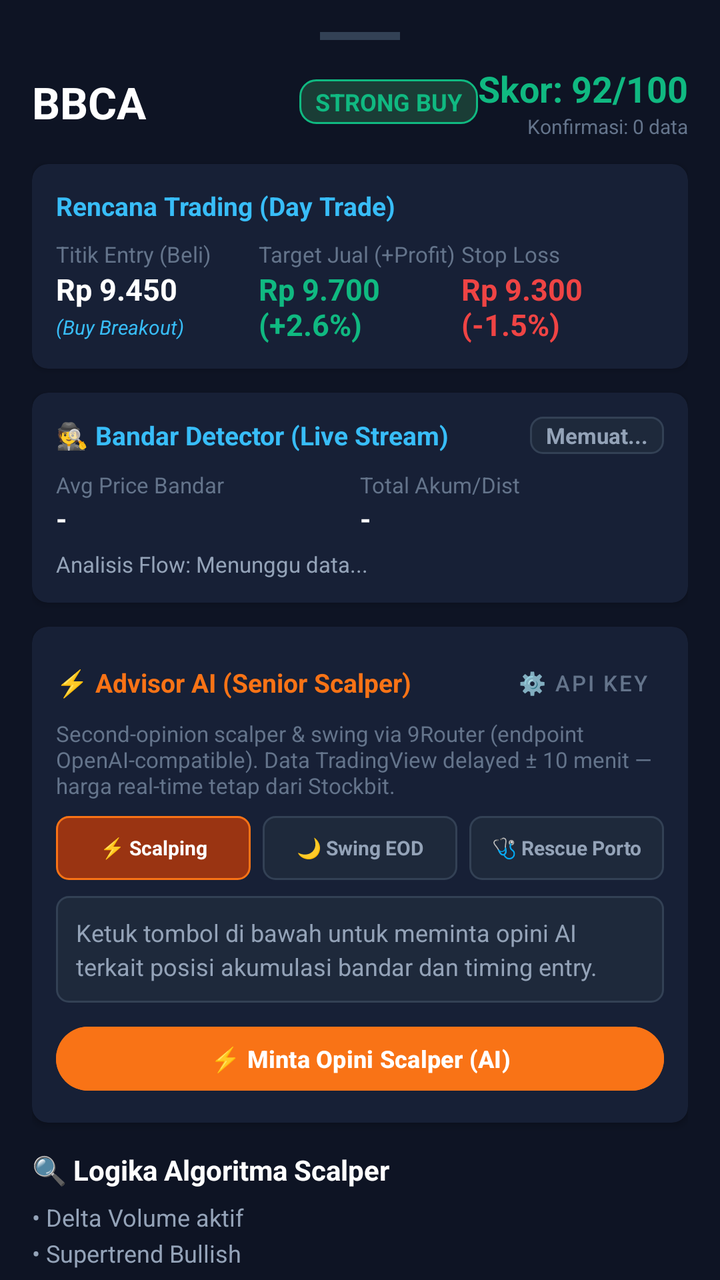
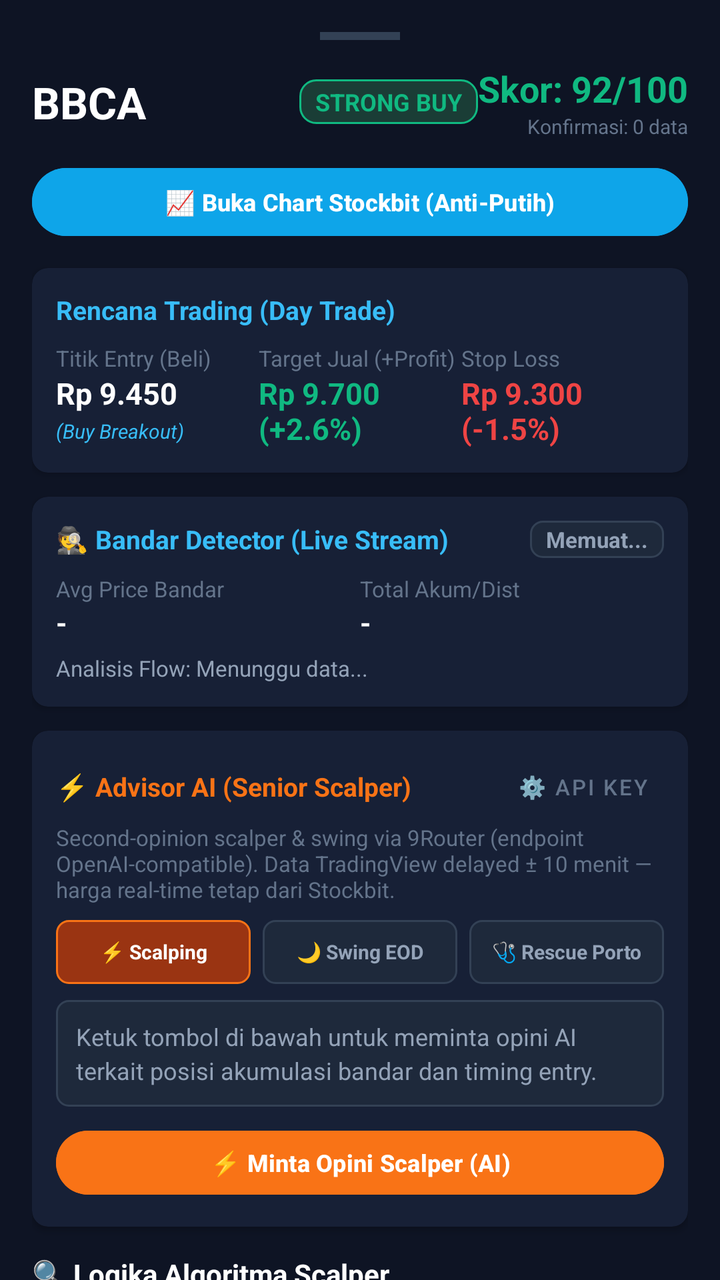

Two renders of the same Android screen: before a commit and after it. Below are the layout's source before the change and the commit's diff.
<!-- AndroidManifest.xml: application theme Theme.AppScalping -->
<!-- res/layout/bottom_sheet_detail.xml -->
<?xml version="1.0" encoding="utf-8"?>
<androidx.core.widget.NestedScrollView xmlns:android="http://schemas.android.com/apk/res/android"
    xmlns:app="http://schemas.android.com/apk/res-auto"
    android:layout_width="match_parent"
    android:layout_height="wrap_content"
    android:background="@color/bg_panel">

    <LinearLayout
        android:layout_width="match_parent"
        android:layout_height="wrap_content"
        android:orientation="vertical"
        android:padding="16dp">

        
        <View
            android:layout_width="40dp"
            android:layout_height="4dp"
            android:layout_gravity="center_horizontal"
            android:layout_marginBottom="12dp"
            android:background="@color/divider_color" />

        
        <LinearLayout
            android:layout_width="match_parent"
            android:layout_height="wrap_content"
            android:gravity="center_vertical"
            android:orientation="horizontal">

            <LinearLayout
                android:layout_width="0dp"
                android:layout_weight="1"
                android:layout_height="wrap_content"
                android:gravity="center_vertical"
                android:orientation="horizontal">

                <TextView
                    android:id="@+id/detailTicker"
                    android:layout_width="wrap_content"
                    android:layout_height="wrap_content"
                    android:layout_weight="1"
                    android:ellipsize="end"
                    android:maxLines="1"
                    android:text="BBCA"
                    android:textColor="@color/text_primary"
                    android:textSize="22sp"
                    android:textStyle="bold" />

                <TextView
                    android:id="@+id/detailRecommendation"
                    android:layout_width="wrap_content"
                    android:layout_height="wrap_content"
                    android:layout_marginStart="10dp"
                    android:background="@drawable/bg_score_green"
                    android:paddingHorizontal="8dp"
                    android:paddingVertical="3dp"
                    android:text="STRONG BUY"
                    android:textColor="@color/signal_green"
                    android:textSize="12sp"
                    android:textStyle="bold" />
            </LinearLayout>

            <LinearLayout
                android:layout_width="wrap_content"
                android:layout_height="wrap_content"
                android:orientation="vertical"
                android:gravity="end">

                <TextView
                    android:id="@+id/detailScore"
                    android:layout_width="wrap_content"
                    android:layout_height="wrap_content"
                    android:text="Skor: 92/100"
                    android:textColor="@color/signal_green"
                    android:textSize="18sp"
                    android:textStyle="bold" />

                <TextView
                    android:id="@+id/detailConfidence"
                    android:layout_width="wrap_content"
                    android:layout_height="wrap_content"
                    android:text="Konfirmasi: 0 data"
                    android:textColor="@color/text_muted"
                    android:textSize="10sp" />
            </LinearLayout>
        </LinearLayout>

        
        <androidx.cardview.widget.CardView
            android:layout_width="match_parent"
            android:layout_height="wrap_content"
            android:layout_marginTop="12dp"
            app:cardBackgroundColor="@color/bg_card"
            app:cardCornerRadius="8dp">

            <LinearLayout
                android:layout_width="match_parent"
                android:layout_height="wrap_content"
                android:orientation="vertical"
                android:padding="12dp">

                <TextView
                    android:layout_width="wrap_content"
                    android:layout_height="wrap_content"
                    android:text="Rencana Trading (Day Trade)"
                    android:textColor="@color/brand_accent"
                    android:textSize="13sp"
                    android:textStyle="bold" />

                <LinearLayout
                    android:layout_width="match_parent"
                    android:layout_height="wrap_content"
                    android:layout_marginTop="8dp"
                    android:orientation="horizontal">

                    <LinearLayout
                        android:layout_width="0dp"
                        android:layout_height="wrap_content"
                        android:layout_weight="1"
                        android:orientation="vertical">

                        <TextView
                            android:layout_width="wrap_content"
                            android:layout_height="wrap_content"
                            android:text="Titik Entry (Beli)"
                            android:textColor="@color/text_muted"
                            android:textSize="11sp" />

                        <TextView
                            android:id="@+id/detailEntry"
                            android:layout_width="wrap_content"
                            android:layout_height="wrap_content"
                            android:text="Rp 9.450"
                            android:textColor="@color/text_primary"
                            android:textSize="15sp"
                            android:textStyle="bold" />
                            
                        <TextView
                            android:id="@+id/detailEntryStyle"
                            android:layout_width="wrap_content"
                            android:layout_height="wrap_content"
                            android:layout_marginTop="2dp"
                            android:text="(Buy Breakout)"
                            android:textColor="@color/brand_accent"
                            android:textSize="10sp"
                            android:textStyle="italic" />
                    </LinearLayout>

                    <LinearLayout
                        android:layout_width="0dp"
                        android:layout_height="wrap_content"
                        android:layout_weight="1"
                        android:orientation="vertical">

                        <TextView
                            android:layout_width="wrap_content"
                            android:layout_height="wrap_content"
                            android:text="Target Jual (+Profit)"
                            android:textColor="@color/text_muted"
                            android:textSize="11sp" />

                        <TextView
                            android:id="@+id/detailTarget"
                            android:layout_width="wrap_content"
                            android:layout_height="wrap_content"
                            android:text="Rp 9.700 (+2.6%)"
                            android:textColor="@color/signal_green"
                            android:textSize="15sp"
                            android:textStyle="bold" />
                    </LinearLayout>

                    <LinearLayout
                        android:layout_width="0dp"
                        android:layout_height="wrap_content"
                        android:layout_weight="1"
                        android:orientation="vertical">

                        <TextView
                            android:layout_width="wrap_content"
                            android:layout_height="wrap_content"
                            android:text="Stop Loss"
                            android:textColor="@color/text_muted"
                            android:textSize="11sp" />

                        <TextView
                            android:id="@+id/detailStopLoss"
                            android:layout_width="wrap_content"
                            android:layout_height="wrap_content"
                            android:text="Rp 9.300 (-1.5%)"
                            android:textColor="@color/signal_red"
                            android:textSize="15sp"
                            android:textStyle="bold" />
                    </LinearLayout>
                </LinearLayout>
            </LinearLayout>
        </androidx.cardview.widget.CardView>

        
        <androidx.cardview.widget.CardView
            android:id="@+id/cardBandarDetector"
            android:layout_width="match_parent"
            android:layout_height="wrap_content"
            android:layout_marginTop="12dp"
            app:cardBackgroundColor="@color/bg_card"
            app:cardCornerRadius="8dp">

            <LinearLayout
                android:layout_width="match_parent"
                android:layout_height="wrap_content"
                android:orientation="vertical"
                android:padding="12dp">

                <LinearLayout
                    android:layout_width="match_parent"
                    android:layout_height="wrap_content"
                    android:gravity="center_vertical"
                    android:orientation="horizontal">

                    <TextView
                        android:layout_width="wrap_content"
                        android:layout_height="wrap_content"
                        android:text="🕵️ Bandar Detector (Live Stream)"
                        android:textColor="@color/brand_accent"
                        android:textSize="13sp"
                        android:textStyle="bold" />

                    <View
                        android:layout_width="0dp"
                        android:layout_height="1dp"
                        android:layout_weight="1" />

                    <TextView
                        android:id="@+id/detailBandarStatus"
                        android:layout_width="wrap_content"
                        android:layout_height="wrap_content"
                        android:background="@drawable/bg_chip"
                        android:paddingHorizontal="8dp"
                        android:paddingVertical="2dp"
                        android:text="Memuat..."
                        android:textColor="@color/text_secondary"
                        android:textSize="11sp"
                        android:textStyle="bold" />
                </LinearLayout>

                <LinearLayout
                    android:layout_width="match_parent"
                    android:layout_height="wrap_content"
                    android:layout_marginTop="8dp"
                    android:orientation="horizontal">

                    <LinearLayout
                        android:layout_width="0dp"
                        android:layout_height="wrap_content"
                        android:layout_weight="1"
                        android:orientation="vertical">

                        <TextView
                            android:layout_width="wrap_content"
                            android:layout_height="wrap_content"
                            android:text="Avg Price Bandar"
                            android:textColor="@color/text_muted"
                            android:textSize="11sp" />

                        <TextView
                            android:id="@+id/detailBandarAvg"
                            android:layout_width="wrap_content"
                            android:layout_height="wrap_content"
                            android:text="-"
                            android:textColor="@color/text_primary"
                            android:textSize="14sp"
                            android:textStyle="bold" />
                    </LinearLayout>

                    <LinearLayout
                        android:layout_width="0dp"
                        android:layout_height="wrap_content"
                        android:layout_weight="1"
                        android:orientation="vertical">

                        <TextView
                            android:layout_width="wrap_content"
                            android:layout_height="wrap_content"
                            android:text="Total Akum/Dist"
                            android:textColor="@color/text_muted"
                            android:textSize="11sp" />

                        <TextView
                            android:id="@+id/detailBandarAmount"
                            android:layout_width="wrap_content"
                            android:layout_height="wrap_content"
                            android:text="-"
                            android:textColor="@color/text_primary"
                            android:textSize="14sp"
                            android:textStyle="bold" />
                    </LinearLayout>
                </LinearLayout>

                <TextView
                    android:id="@+id/detailBandarPullbackNote"
                    android:layout_width="match_parent"
                    android:layout_height="wrap_content"
                    android:layout_marginTop="6dp"
                    android:text="Analisis Flow: Menunggu data..."
                    android:textColor="@color/text_secondary"
                    android:textSize="11sp" />
            </LinearLayout>
        </androidx.cardview.widget.CardView>

        
        <androidx.cardview.widget.CardView
            android:id="@+id/cardGroqAi"
            android:layout_width="match_parent"
            android:layout_height="wrap_content"
            android:layout_marginTop="12dp"
            app:cardBackgroundColor="@color/bg_card"
            app:cardCornerRadius="8dp">

            <LinearLayout
                android:layout_width="match_parent"
                android:layout_height="wrap_content"
                android:orientation="vertical"
                android:padding="12dp">

                <LinearLayout
                    android:layout_width="match_parent"
                    android:layout_height="wrap_content"
                    android:gravity="center_vertical"
                    android:orientation="horizontal">

                    <TextView
                        android:layout_width="0dp"
                        android:layout_height="wrap_content"
                        android:layout_weight="1"
                        android:text="⚡ Advisor AI (Senior Scalper)"
                        android:textColor="#F97316"
                        android:textSize="13sp"
                        android:textStyle="bold" />

                    <Button
                        android:id="@+id/btnGroqSettings"
                        style="@style/Widget.MaterialComponents.Button.TextButton"
                        android:layout_width="wrap_content"
                        android:layout_height="32dp"
                        android:minWidth="0dp"
                        android:minHeight="0dp"
                        android:paddingHorizontal="8dp"
                        android:paddingVertical="0dp"
                        android:text="⚙️ API Key"
                        android:textColor="@color/text_muted"
                        android:textSize="11sp" />
                </LinearLayout>

                <TextView
                    android:id="@+id/tvGroqSubtitle"
                    android:layout_width="match_parent"
                    android:layout_height="wrap_content"
                    android:layout_marginTop="2dp"
                    android:text="Second-opinion scalper &amp; swing via 9Router (endpoint OpenAI-compatible). Data TradingView delayed ± 10 menit — harga real-time tetap dari Stockbit."
                    android:textColor="@color/text_muted"
                    android:textSize="11sp" />

                
                <LinearLayout
                    android:layout_width="match_parent"
                    android:layout_height="wrap_content"
                    android:layout_marginTop="8dp"
                    android:orientation="horizontal">

                    <TextView
                        android:id="@+id/chipModeScalping"
                        android:layout_width="0dp"
                        android:layout_height="32dp"
                        android:layout_weight="1"
                        android:layout_marginEnd="3dp"
                        android:background="@drawable/bg_chip_active"
                        android:gravity="center"
                        android:text="⚡ Scalping"
                        android:textColor="#FFFFFF"
                        android:textSize="10sp"
                        android:textStyle="bold" />

                    <TextView
                        android:id="@+id/chipModeSwing"
                        android:layout_width="0dp"
                        android:layout_height="32dp"
                        android:layout_weight="1"
                        android:layout_marginHorizontal="3dp"
                        android:background="@drawable/bg_chip"
                        android:gravity="center"
                        android:text="🌙 Swing EOD"
                        android:textColor="@color/text_secondary"
                        android:textSize="10sp"
                        android:textStyle="bold" />

                    <TextView
                        android:id="@+id/chipModeRescue"
                        android:layout_width="0dp"
                        android:layout_height="32dp"
                        android:layout_weight="1"
                        android:layout_marginStart="3dp"
                        android:background="@drawable/bg_chip"
                        android:gravity="center"
                        android:text="🩺 Rescue Porto"
                        android:textColor="@color/text_secondary"
                        android:textSize="10sp"
                        android:textStyle="bold" />
                </LinearLayout>

                
                <LinearLayout
                    android:id="@+id/layoutGroqResult"
                    android:layout_width="match_parent"
                    android:layout_height="wrap_content"
                    android:layout_marginTop="8dp"
                    android:background="@drawable/bg_chip"
                    android:orientation="vertical"
                    android:padding="10dp">

                    <TextView
                        android:id="@+id/tvGroqSummary"
                        android:layout_width="match_parent"
                        android:layout_height="wrap_content"
                        android:lineSpacingExtra="3dp"
                        android:text="Ketuk tombol di bawah untuk meminta opini AI terkait posisi akumulasi bandar dan timing entry."
                        android:textColor="@color/text_secondary"
                        android:textIsSelectable="true"
                        android:textSize="12sp" />

                    
                    <LinearLayout
                        android:id="@+id/layoutGroqLoading"
                        android:layout_width="match_parent"
                        android:layout_height="wrap_content"
                        android:layout_marginTop="6dp"
                        android:gravity="center_vertical"
                        android:orientation="horizontal"
                        android:visibility="gone">

                        <ProgressBar
                            android:layout_width="16dp"
                            android:layout_height="16dp"
                            android:indeterminateTint="#F97316" />

                        <TextView
                            android:id="@+id/tvGroqLoadingStatus"
                            android:layout_width="wrap_content"
                            android:layout_height="wrap_content"
                            android:layout_marginStart="8dp"
                            android:text="Menghubungi AI..."
                            android:textColor="#F97316"
                            android:textSize="11sp" />
                    </LinearLayout>
                </LinearLayout>

                <Button
                    android:id="@+id/btnAskGroq"
                    android:layout_width="match_parent"
                    android:layout_height="40dp"
                    android:layout_marginTop="8dp"
                    android:backgroundTint="#F97316"
                    android:text="⚡ Minta Opini Scalper (AI)"
                    android:textColor="#FFFFFF"
                    android:textSize="12sp"
                    android:textStyle="bold" />
            </LinearLayout>
        </androidx.cardview.widget.CardView>

        
        <TextView
            android:layout_width="wrap_content"
            android:layout_height="wrap_content"
            android:layout_marginTop="14dp"
            android:text="🔍 Logika Algoritma Scalper"
            android:textColor="@color/text_primary"
            android:textSize="14sp"
            android:textStyle="bold" />

        <TextView
            android:id="@+id/detailReasons"
            android:layout_width="match_parent"
            android:layout_height="wrap_content"
            android:layout_marginTop="6dp"
            android:lineSpacingExtra="4dp"
            android:text="• Delta Volume aktif\n• Supertrend Bullish"
            android:textColor="@color/text_secondary"
            android:textSize="12sp" />

        
        <TextView
            android:id="@+id/tvWarningsTitle"
            android:layout_width="wrap_content"
            android:layout_height="wrap_content"
            android:layout_marginTop="12dp"
            android:text="⚠️ Peringatan Risiko"
            android:textColor="@color/signal_yellow"
            android:textSize="13sp"
            android:textStyle="bold" />

        <TextView
            android:id="@+id/detailWarnings"
            android:layout_width="match_parent"
            android:layout_height="wrap_content"
            android:layout_marginTop="4dp"
            android:lineSpacingExtra="3dp"
            android:text="Tidak ada peringatan khusus."
            android:textColor="@color/text_muted"
            android:textSize="12sp" />

        
        <TextView
            android:layout_width="wrap_content"
            android:layout_height="wrap_content"
            android:layout_marginTop="14dp"
            android:text="📐 Level Fibonacci"
            android:textColor="@color/text_primary"
            android:textSize="13sp"
            android:textStyle="bold" />

        <TextView
            android:id="@+id/detailFibonacci"
            android:layout_width="match_parent"
            android:layout_height="wrap_content"
            android:layout_marginTop="4dp"
            android:lineSpacingExtra="2dp"
            android:text="61.8%: 9.350 | 50.0%: 9.475 | 38.2%: 9.600"
            android:textColor="@color/text_secondary"
            android:textSize="11sp" />
        
        <TextView
            android:layout_width="wrap_content"
            android:layout_height="wrap_content"
            android:layout_marginTop="14dp"
            android:text="🛡 Support &amp; Resistance"
            android:textColor="@color/text_primary"
            android:textSize="13sp"
            android:textStyle="bold" />

        <TextView
            android:id="@+id/detailSupportResistance"
            android:layout_width="match_parent"
            android:layout_height="wrap_content"
            android:layout_marginTop="4dp"
            android:lineSpacingExtra="2dp"
            android:text="S1: 9.300 | R1: 9.700"
            android:textColor="@color/text_secondary"
            android:textSize="12sp" />
        
        <TextView
            android:layout_width="wrap_content"
            android:layout_height="wrap_content"
            android:layout_marginTop="20dp"
            android:text="💼 Catat Posisi Beli"
            android:textColor="@color/brand_accent"
            android:textSize="13sp"
            android:textStyle="bold" />

        <LinearLayout
            android:layout_width="match_parent"
            android:layout_height="wrap_content"
            android:layout_marginTop="8dp"
            android:gravity="center_vertical"
            android:orientation="horizontal">

            <TextView
                android:layout_width="wrap_content"
                android:layout_height="wrap_content"
                android:text="Harga Beli:"
                android:textColor="@color/text_secondary"
                android:textSize="13sp" />

            <EditText
                android:id="@+id/etEntryPrice"
                android:layout_width="80dp"
                android:layout_height="wrap_content"
                android:layout_marginStart="8dp"
                android:background="@drawable/bg_chip"
                android:gravity="center"
                android:inputType="numberDecimal"
                android:paddingHorizontal="8dp"
                android:paddingVertical="4dp"
                android:textColor="@color/text_primary"
                android:textSize="14sp"
                android:textStyle="bold" />

            <TextView
                android:layout_width="wrap_content"
                android:layout_height="wrap_content"
                android:layout_marginStart="12dp"
                android:text="Lot:"
                android:textColor="@color/text_secondary"
                android:textSize="13sp" />

            <EditText
                android:id="@+id/etLotAmount"
                android:layout_width="60dp"
                android:layout_height="wrap_content"
                android:layout_marginStart="8dp"
                android:background="@drawable/bg_chip"
                android:gravity="center"
                android:hint="1"
                android:inputType="numberDecimal"
                android:paddingHorizontal="8dp"
                android:paddingVertical="4dp"
                android:text="1"
                android:textColor="@color/text_primary"
                android:textSize="14sp"
                android:textStyle="bold" />

            <TextView
                android:layout_width="wrap_content"
                android:layout_height="wrap_content"
                android:layout_marginStart="6dp"
                android:text="Lot"
                android:textColor="@color/text_muted"
                android:textSize="12sp" />
        </LinearLayout>

        <LinearLayout
            android:layout_width="match_parent"
            android:layout_height="wrap_content"
            android:layout_marginTop="10dp"
            android:orientation="horizontal"
            android:gravity="center"
            android:weightSum="2">

            <Button
                android:id="@+id/btnDoneSell"
                android:layout_width="0dp"
                android:layout_height="wrap_content"
                android:layout_weight="1"
                android:layout_marginEnd="8dp"
                android:backgroundTint="@color/signal_red"
                android:textColor="@android:color/white"
                android:text="DONE SELL"
                android:visibility="gone" />

            <Button
                android:id="@+id/btnDoneBuy"
                android:layout_width="0dp"
                android:layout_height="wrap_content"
                android:layout_weight="1"
                android:backgroundTint="@color/signal_green"
                android:textColor="@android:color/black"
                android:textStyle="bold"
                android:text="✅ DONE BUY — Catat ke Portfolio" />
        </LinearLayout>

        <TextView
            android:id="@+id/tvTradeStatus"
            android:layout_width="match_parent"
            android:layout_height="wrap_content"
            android:layout_marginTop="8dp"
            android:gravity="center"
            android:textSize="12sp"
            android:textColor="@color/brand_accent"
            android:visibility="gone"
            android:text="Tercatat masuk di harga XXX" />
    </LinearLayout>
</androidx.core.widget.NestedScrollView>
<!-- resources referenced by this layout -->
<resources>
  <color name="bg_card">#172036</color>
  <color name="bg_panel">#0E1424</color>
  <color name="brand_accent">#38BDF8</color>
  <color name="divider_color">#334155</color>
  <color name="signal_green">#10B981</color>
  <color name="signal_red">#EF4444</color>
  <color name="signal_yellow">#F59E0B</color>
  <color name="text_muted">#64748B</color>
  <color name="text_primary">#FFFFFF</color>
  <color name="text_secondary">#94A3B8</color>
  <!-- drawable bg_chip (drawable) -->
  <?xml version="1.0" encoding="utf-8"?>
  <shape xmlns:android="http://schemas.android.com/apk/res/android"
      android:shape="rectangle">
      <corners android:radius="6dp" />
      <solid android:color="#1E293B" />
      <stroke android:width="1dp" android:color="#334155" />
  </shape>
  <!-- drawable bg_chip_active (drawable) -->
  <?xml version="1.0" encoding="utf-8"?>
  <shape xmlns:android="http://schemas.android.com/apk/res/android"
      android:shape="rectangle">
      <corners android:radius="6dp" />
      <solid android:color="#9A3412" />
      <stroke android:width="1dp" android:color="#F97316" />
  </shape>
  <!-- drawable bg_score_green (drawable) -->
  <?xml version="1.0" encoding="utf-8"?>
  <shape xmlns:android="http://schemas.android.com/apk/res/android"
      android:shape="rectangle">
      <corners android:radius="8dp" />
      <solid android:color="@color/signal_green_bg" />
      <stroke android:width="1dp" android:color="@color/signal_green" />
  </shape>
  <style name="Theme.AppScalping" parent="Theme.Material3.DayNight.NoActionBar">
          <item name="android:statusBarColor">@color/bg_panel</item>
          <item name="android:windowLightStatusBar">false</item>
          <item name="android:navigationBarColor">@color/bg_panel</item>
          <item name="colorPrimary">@color/brand_primary</item>
          <item name="colorSecondary">@color/brand_accent</item>
      </style>
  <color name="signal_green_bg">#1A3D36</color>
  <color name="brand_primary">#0EA5E9</color>
</resources>

<!-- the commit's change to res/layout/bottom_sheet_detail.xml (unified diff, before → after) -->
@@ -83,6 +83,17 @@
                     android:textSize="10sp" />
             </LinearLayout>
         </LinearLayout>
+
+        <Button
+            android:id="@+id/btnOpenChart"
+            android:layout_width="match_parent"
+            android:layout_height="42dp"
+            android:layout_marginTop="10dp"
+            android:backgroundTint="#0EA5E9"
+            android:text="📈 Buka Chart Stockbit (Anti-Putih)"
+            android:textColor="#FFFFFF"
+            android:textSize="12sp"
+            android:textStyle="bold" />
 
         
         <androidx.cardview.widget.CardView
